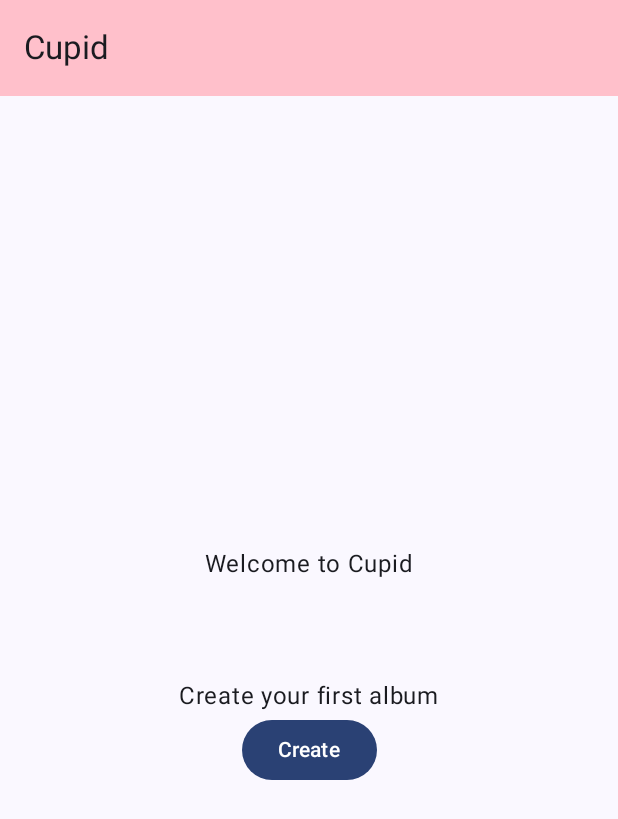
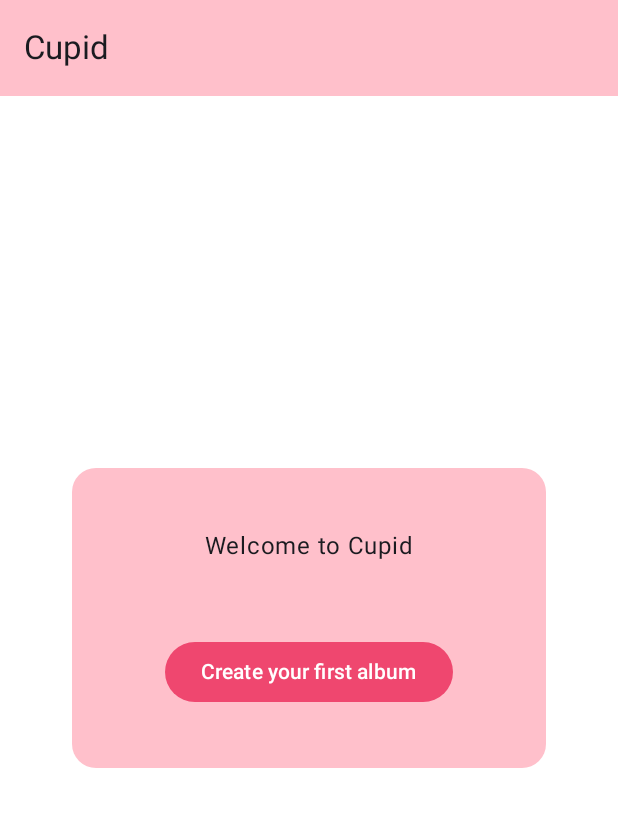
Before and after one commit to matex3525/s5-Android-APP, an Android app built with Jetpack Compose: the screen it shows after launch (MainActivity), on a phone screen of 412 x 824 dp. Shown: the top 819 px of the screen. Run offline under Robolectric (Android 15) with nearby library versions, the phone set to English and light mode, and no system bars.

Commit message:
First page initial implementation

```diff
--- a/s5app/app/src/main/java/com/example/s5app/MainActivity.kt
+++ b/s5app/app/src/main/java/com/example/s5app/MainActivity.kt
@@ -1,11 +1,13 @@
 package com.example.s5app
 
+import android.annotation.SuppressLint
 import android.os.Bundle
 import androidx.activity.ComponentActivity
 import androidx.activity.compose.setContent
 import androidx.activity.enableEdgeToEdge
 import androidx.compose.foundation.layout.Arrangement
 import androidx.compose.foundation.layout.Column
+import androidx.compose.foundation.layout.PaddingValues
 import androidx.compose.foundation.layout.fillMaxSize
 import androidx.compose.foundation.layout.padding
 import androidx.compose.material3.Button
@@ -28,6 +30,7 @@ import com.example.s5app.screen.MainScreen
 import com.example.s5app.ui.theme.S5appTheme
 
 class MainActivity : ComponentActivity() {
+    @SuppressLint("UnusedMaterial3ScaffoldPaddingParameter")
     @OptIn(ExperimentalMaterial3Api::class)
     override fun onCreate(savedInstanceState: Bundle?) {
         val pinkColor = Color(0xFFFFC0CB)
@@ -35,18 +38,17 @@ class MainActivity : ComponentActivity() {
         enableEdgeToEdge()
         setContent {
             S5appTheme {
-                Scaffold(modifier = Modifier.fillMaxSize(), topBar = {
-                    TopAppBar(
-                        title = { Text("Cupid") },
-                        colors = TopAppBarDefaults.topAppBarColors(containerColor = pinkColor)
-                    )
-                }) { innerPadding ->
-//                    Greeting(
-//                        name = "Android",
-//                        modifier = Modifier.padding(innerPadding)
-//                    )
-                    MainScreen(modifier = Modifier.padding(innerPadding))
-                }
+                Scaffold(modifier = Modifier.fillMaxSize(),
+                    topBar = {
+                        TopAppBar(
+                            title = { Text("Cupid") },
+                            colors = TopAppBarDefaults.topAppBarColors(containerColor = pinkColor)
+                        )
+                    },
+                    content = {
+                        MainScreen(padding = PaddingValues(horizontal = 48.dp))
+                    }
+                )
             }
         }
     }
--- a/s5app/app/src/main/java/com/example/s5app/screen/MainScreen.kt
+++ b/s5app/app/src/main/java/com/example/s5app/screen/MainScreen.kt
@@ -1,33 +1,73 @@
 package com.example.s5app.screen
 
+import androidx.compose.foundation.background
 import androidx.compose.foundation.layout.Arrangement
+import androidx.compose.foundation.layout.Box
 import androidx.compose.foundation.layout.Column
+import androidx.compose.foundation.layout.PaddingValues
+import androidx.compose.foundation.layout.Spacer
 import androidx.compose.foundation.layout.fillMaxSize
+import androidx.compose.foundation.layout.fillMaxWidth
+import androidx.compose.foundation.layout.height
+import androidx.compose.foundation.layout.padding
+import androidx.compose.foundation.layout.size
+import androidx.compose.foundation.shape.RoundedCornerShape
 import androidx.compose.material3.Button
+import androidx.compose.material3.ButtonDefaults
 import androidx.compose.material3.Text
 import androidx.compose.runtime.Composable
 import androidx.compose.ui.Alignment
 import androidx.compose.ui.Modifier
+import androidx.compose.ui.graphics.Color
+import androidx.compose.ui.tooling.preview.Preview
+import androidx.compose.ui.unit.dp
+import com.example.s5app.Greeting
+import com.example.s5app.ui.theme.S5appTheme
 
 @Composable
-fun MainScreen(modifier: Modifier = Modifier) {
-    Column(modifier = Modifier.fillMaxSize(), horizontalAlignment = Alignment.CenterHorizontally, verticalArrangement = Arrangement.Center) {
-        Text(
-            text = "Welcome to Cupid",
-            modifier = modifier,
-        )
-        Text(
-            text = "Create your first album",
-            modifier = modifier,
-        )
+fun MainScreen(padding: PaddingValues = PaddingValues(horizontal = 48.dp)) {
+    Box(
+        modifier = Modifier
+            .fillMaxSize() // Fill the entire screen
+            .background(Color.White) // Set the background color to black
+            .padding(padding)
+
+    ) {
+        Box(
+            modifier = Modifier
+                .height(200.dp)
+                .fillMaxWidth()
+                .background(Color(0xFFFFC0CB), shape = RoundedCornerShape(16.dp))
+                .align(Alignment.Center)
+        ) {
+            Column(modifier = Modifier.fillMaxSize(), horizontalAlignment = Alignment.CenterHorizontally, verticalArrangement = Arrangement.Center) {
+                Text(text = "Welcome to Cupid")
+                Spacer(modifier = Modifier.size(width = 0.dp, height = 48.dp))
+
+
 //        Text(
 //            text = name + count,
 //            modifier = Modifier,
 //        )
-        Button(onClick = {
-            //count++
-        }) {
-            Text("Create")
+                Button(
+                    onClick = {
+                    //count++
+                    },
+                    colors = ButtonDefaults.buttonColors( containerColor = Color(0xFFEF476F), // Background color
+                        contentColor = Color.White // Text color
+                    )
+                ) {
+                    Text(text = "Create your first album")
+                }
+            }
         }
     }
 }
+
+@Preview(showBackground = true)
+@Composable
+fun MainScreenPreview() {
+    S5appTheme {
+        MainScreen()
+    }
+}
```
